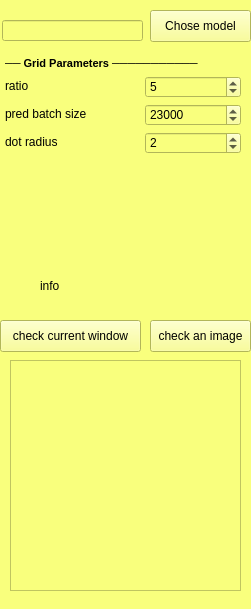
This is a_eye_tab.ui in Mohamed-ShehabEldin/flake-sreacher-overlay as Qt 5 draws it before an edit. The edited form follows.
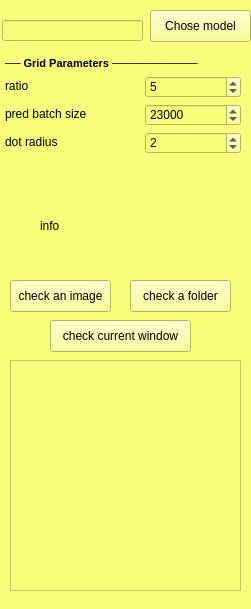
This is the edited form.

Commit message: Add A-Eye folder inference export

Patch:
```diff
--- a/a_eye_tab.ui
+++ b/a_eye_tab.ui
@@ -160,7 +160,7 @@
    <widget class="QPushButton" name="check_current_win_btn">
     <property name="geometry">
      <rect>
-      <x>0</x>
+      <x>50</x>
       <y>320</y>
       <width>141</width>
       <height>32</height>
@@ -173,8 +173,8 @@
    <widget class="QPushButton" name="check_an_img_btn">
     <property name="geometry">
      <rect>
-      <x>150</x>
-      <y>320</y>
+      <x>10</x>
+      <y>280</y>
       <width>101</width>
       <height>32</height>
      </rect>
@@ -197,7 +197,7 @@
     <property name="geometry">
      <rect>
       <x>40</x>
-      <y>260</y>
+      <y>200</y>
       <width>141</width>
       <height>51</height>
      </rect>
@@ -206,6 +206,19 @@
      <string>info</string>
     </property>
    </widget>
+   <widget class="QPushButton" name="check_fldr_btn">
+    <property name="geometry">
+     <rect>
+      <x>130</x>
+      <y>280</y>
+      <width>101</width>
+      <height>32</height>
+     </rect>
+    </property>
+    <property name="text">
+     <string>check a folder</string>
+    </property>
+   </widget>
   </widget>
  </widget>
  <resources/>
```
The commit also changes 1 other file.
